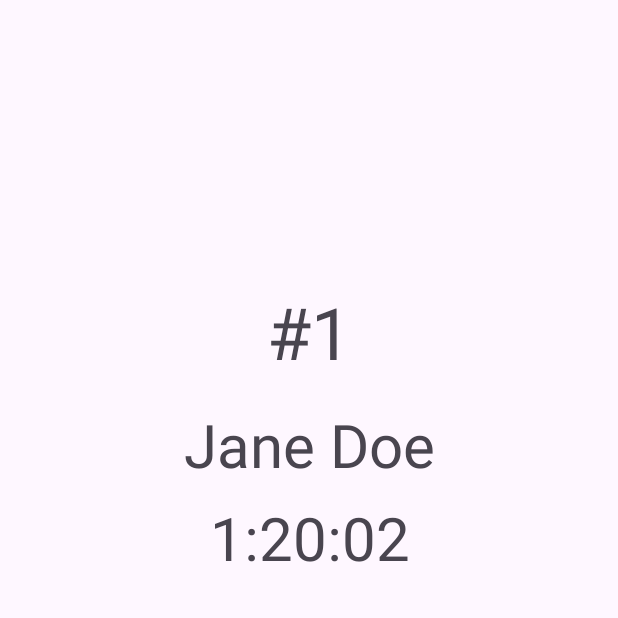
After one commit to AugustDaniel/FastFood-Application, an Android app: the FinishActivity screen opened directly, with no data from a screen before it, on a phone screen of 412 x 824 dp, the top half of it. The commit adds this screen. Run offline under Robolectric (Android 15) with nearby library versions, the phone set to English and light mode, and no system bars; 1 statement that could not run was skipped.

Commit message:
added activity_finish design and class

```diff
--- a/app/src/main/AndroidManifest.xml
+++ b/app/src/main/AndroidManifest.xml
@@ -13,6 +13,9 @@
         android:theme="@style/Theme.FastFoodApplication"
         tools:targetApi="31">
         <activity
+            android:name=".FinishActivity"
+            android:exported="false" />
+        <activity
             android:name=".MainActivity"
             android:exported="true">
             <intent-filter>
--- /dev/null
+++ b/app/src/main/java/com/example/fastfoodapplication/FinishActivity.java
@@ -0,0 +1,24 @@
+package com.example.fastfoodapplication;
+
+import android.os.Bundle;
+
+import androidx.activity.EdgeToEdge;
+import androidx.appcompat.app.AppCompatActivity;
+import androidx.core.graphics.Insets;
+import androidx.core.view.ViewCompat;
+import androidx.core.view.WindowInsetsCompat;
+
+public class FinishActivity extends AppCompatActivity {
+
+    @Override
+    protected void onCreate(Bundle savedInstanceState) {
+        super.onCreate(savedInstanceState);
+        EdgeToEdge.enable(this);
+        setContentView(R.layout.activity_finish);
+        ViewCompat.setOnApplyWindowInsetsListener(findViewById(R.id.main), (v, insets) -> {
+            Insets systemBars = insets.getInsets(WindowInsetsCompat.Type.systemBars());
+            v.setPadding(systemBars.left, systemBars.top, systemBars.right, systemBars.bottom);
+            return insets;
+        });
+    }
+}
--- /dev/null
+++ b/app/src/main/res/layout-land/activity_finish.xml
@@ -0,0 +1,98 @@
+<?xml version="1.0" encoding="utf-8"?>
+<androidx.constraintlayout.widget.ConstraintLayout xmlns:android="http://schemas.android.com/apk/res/android"
+    xmlns:app="http://schemas.android.com/apk/res-auto"
+    xmlns:tools="http://schemas.android.com/tools"
+    android:id="@+id/activity_finish_root"
+    android:layout_width="match_parent"
+    android:layout_height="match_parent"
+    tools:context=".FinishActivity">
+
+    <TextView
+        android:id="@+id/activity_finish_player_rank_text"
+        android:layout_width="wrap_content"
+        android:layout_height="wrap_content"
+        android:text="#1"
+        android:textSize="48sp"
+        android:layout_marginTop="24dp"
+        app:layout_constraintTop_toBottomOf="@id/activity_finish_logo_image_view"
+        app:layout_constraintStart_toStartOf="@id/activity_finish_left_vertical_guideline"
+        app:layout_constraintEnd_toEndOf="@id/activity_finish_middle_vertical_guideline" />
+
+    <TextView
+        android:id="@+id/activity_finish_player_name_text"
+        android:layout_width="wrap_content"
+        android:layout_height="wrap_content"
+        android:text="Jane Doe"
+        android:textSize="40sp"
+        android:layout_marginTop="16dp"
+        app:layout_constraintTop_toBottomOf="@id/activity_finish_player_rank_text"
+        app:layout_constraintStart_toStartOf="@id/activity_finish_player_rank_text"
+        app:layout_constraintEnd_toEndOf="@id/activity_finish_player_rank_text" />
+
+    <TextView
+        android:id="@+id/activity_finish_player_score_text"
+        android:layout_width="wrap_content"
+        android:layout_height="wrap_content"
+        android:text="1:20:02"
+        android:textSize="40sp"
+        android:layout_marginTop="8dp"
+        app:layout_constraintEnd_toEndOf="@id/activity_finish_player_name_text"
+        app:layout_constraintStart_toStartOf="@id/activity_finish_player_name_text"
+        app:layout_constraintTop_toBottomOf="@id/activity_finish_player_name_text" />
+
+    <androidx.constraintlayout.widget.Guideline
+        android:id="@+id/activity_finish_left_vertical_guideline"
+        android:layout_width="wrap_content"
+        android:layout_height="wrap_content"
+        android:orientation="vertical"
+        app:layout_constraintGuide_percent="0.1"/>
+
+    <androidx.constraintlayout.widget.Guideline
+        android:id="@+id/activity_finish_middle_vertical_guideline"
+        android:layout_width="wrap_content"
+        android:layout_height="wrap_content"
+        android:orientation="vertical"
+        app:layout_constraintGuide_percent="0.5"/>
+
+
+    <androidx.constraintlayout.widget.Guideline
+        android:id="@+id/activity_finish_right_vertical_guideline"
+        android:layout_width="wrap_content"
+        android:layout_height="wrap_content"
+        android:orientation="vertical"
+        app:layout_constraintGuide_percent="0.9" />
+
+    <androidx.constraintlayout.widget.Guideline
+        android:id="@+id/activity_finish_upper_horizontal_guideline"
+        android:layout_width="wrap_content"
+        android:layout_height="wrap_content"
+        android:orientation="horizontal"
+        app:layout_constraintGuide_percent="0.25" />
+
+    <androidx.constraintlayout.widget.Guideline
+        android:id="@+id/activity_finish_logo_guideline"
+        android:layout_width="wrap_content"
+        android:layout_height="wrap_content"
+        android:orientation="horizontal"
+        app:layout_constraintGuide_percent="0.2" />
+
+    <androidx.recyclerview.widget.RecyclerView
+        android:id="@+id/activity_finish_recycler_view"
+        android:layout_width="0dp"
+        android:layout_height="0dp"
+        app:layout_constraintStart_toStartOf="@id/activity_finish_middle_vertical_guideline"
+        app:layout_constraintEnd_toEndOf="@id/activity_finish_right_vertical_guideline"
+        app:layout_constraintBottom_toBottomOf="parent"
+        app:layout_constraintTop_toTopOf="@id/activity_finish_upper_horizontal_guideline" />
+
+    <ImageView
+        android:id="@+id/activity_finish_logo_image_view"
+        android:layout_width="0dp"
+        android:layout_height="56dp"
+        android:contentDescription="Logo"
+        app:layout_constraintTop_toTopOf="@id/activity_finish_logo_guideline"
+        app:layout_constraintEnd_toEndOf="@id/activity_finish_middle_vertical_guideline"
+        app:layout_constraintHorizontal_bias="0.509"
+        app:layout_constraintStart_toStartOf="@id/activity_finish_left_vertical_guideline"
+        tools:srcCompat="@tools:sample/avatars" />
+</androidx.constraintlayout.widget.ConstraintLayout>
--- /dev/null
+++ b/app/src/main/res/layout/activity_finish.xml
@@ -0,0 +1,90 @@
+<?xml version="1.0" encoding="utf-8"?>
+<androidx.constraintlayout.widget.ConstraintLayout xmlns:android="http://schemas.android.com/apk/res/android"
+    xmlns:app="http://schemas.android.com/apk/res-auto"
+    xmlns:tools="http://schemas.android.com/tools"
+    android:id="@+id/activity_finish_root"
+    android:layout_width="match_parent"
+    android:layout_height="match_parent"
+    tools:context=".FinishActivity">
+
+    <TextView
+        android:id="@+id/activity_finish_player_rank_text"
+        android:layout_width="wrap_content"
+        android:layout_height="wrap_content"
+        android:text="#1"
+        android:textSize="48sp"
+        android:layout_marginTop="24dp"
+        app:layout_constraintTop_toTopOf="@id/activity_finish_logo_guideline"
+        app:layout_constraintStart_toStartOf="@id/activity_finish_left_vertical_guideline"
+        app:layout_constraintEnd_toEndOf="@id/activity_finish_right_vertical_guideline" />
+
+    <TextView
+        android:id="@+id/activity_finish_player_name_text"
+        android:layout_width="wrap_content"
+        android:layout_height="wrap_content"
+        android:text="Jane Doe"
+        android:textSize="40sp"
+        android:layout_marginTop="16dp"
+        app:layout_constraintTop_toBottomOf="@id/activity_finish_player_rank_text"
+        app:layout_constraintStart_toStartOf="@id/activity_finish_player_rank_text"
+        app:layout_constraintEnd_toEndOf="@id/activity_finish_player_rank_text" />
+
+    <TextView
+        android:id="@+id/activity_finish_player_score_text"
+        android:layout_width="wrap_content"
+        android:layout_height="wrap_content"
+        android:text="1:20:02"
+        android:textSize="40sp"
+        android:layout_marginTop="8dp"
+        app:layout_constraintEnd_toEndOf="@id/activity_finish_player_name_text"
+        app:layout_constraintStart_toStartOf="@id/activity_finish_player_name_text"
+        app:layout_constraintTop_toBottomOf="@id/activity_finish_player_name_text" />
+
+    <androidx.constraintlayout.widget.Guideline
+        android:id="@+id/activity_finish_left_vertical_guideline"
+        android:layout_width="wrap_content"
+        android:layout_height="wrap_content"
+        android:orientation="vertical"
+        app:layout_constraintGuide_begin="102dp"
+        app:layout_constraintGuide_percent="0.15"/>
+
+    <androidx.constraintlayout.widget.Guideline
+        android:id="@+id/activity_finish_right_vertical_guideline"
+        android:layout_width="wrap_content"
+        android:layout_height="wrap_content"
+        android:orientation="vertical"
+        app:layout_constraintGuide_percent="0.85" />
+
+    <androidx.constraintlayout.widget.Guideline
+        android:id="@+id/activity_finish_lower_horizontal_guideline"
+        android:layout_width="wrap_content"
+        android:layout_height="wrap_content"
+        android:orientation="horizontal"
+        app:layout_constraintGuide_percent="0.6" />
+
+    <androidx.constraintlayout.widget.Guideline
+        android:id="@+id/activity_finish_logo_guideline"
+        android:layout_width="wrap_content"
+        android:layout_height="wrap_content"
+        android:orientation="horizontal"
+        app:layout_constraintGuide_percent="0.2" />
+
+    <androidx.recyclerview.widget.RecyclerView
+        android:id="@+id/activity_finish_recycler_view"
+        android:layout_width="0dp"
+        android:layout_height="0dp"
+        app:layout_constraintStart_toStartOf="@id/activity_finish_left_vertical_guideline"
+        app:layout_constraintEnd_toEndOf="@id/activity_finish_right_vertical_guideline"
+        app:layout_constraintBottom_toBottomOf="parent"
+        app:layout_constraintTop_toTopOf="@id/activity_finish_lower_horizontal_guideline" />
+
+    <ImageView
+        android:id="@+id/activity_finish_logo_image_view"
+        android:layout_width="0dp"
+        android:layout_height="56dp"
+        android:contentDescription="Logo"
+        app:layout_constraintBottom_toBottomOf="@id/activity_finish_logo_guideline"
+        app:layout_constraintEnd_toEndOf="@id/activity_finish_right_vertical_guideline"
+        app:layout_constraintStart_toStartOf="@id/activity_finish_left_vertical_guideline"
+        tools:srcCompat="@tools:sample/avatars" />
+</androidx.constraintlayout.widget.ConstraintLayout>
--- a/app/src/main/res/values/strings.xml
+++ b/app/src/main/res/values/strings.xml
@@ -1,3 +1,5 @@
 <resources>
     <string name="app_name">FastFood Application</string>
+    <!-- TODO: Remove or change this placeholder text -->
+    <string name="hello_blank_fragment">Hello blank fragment</string>
 </resources>
```
